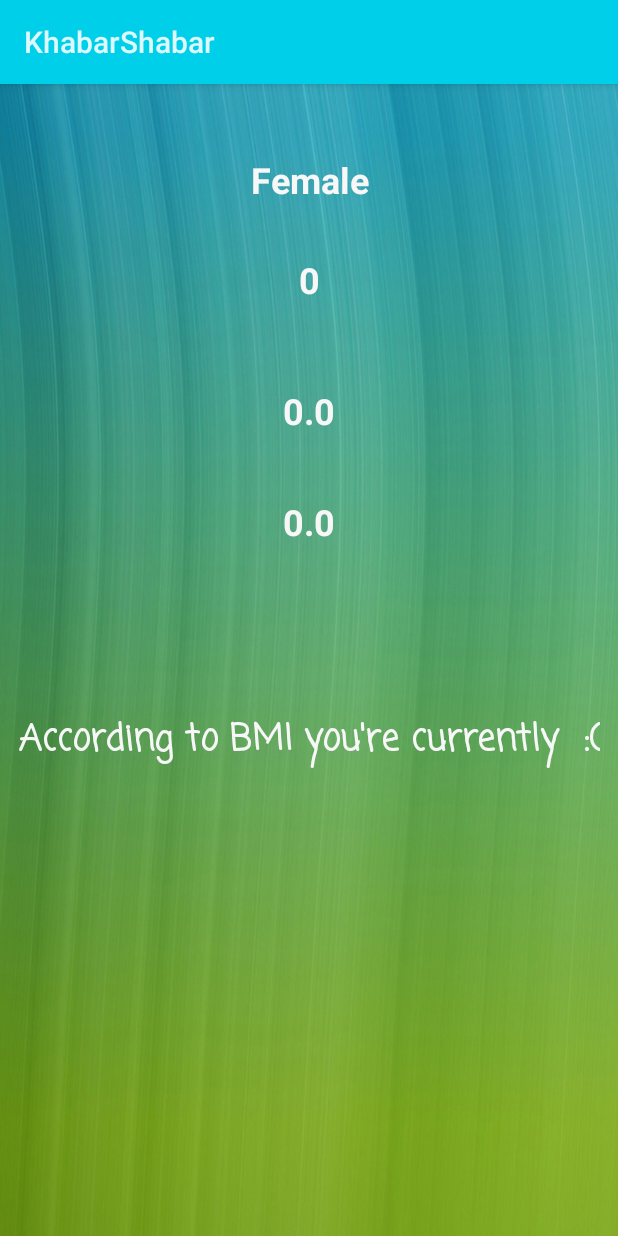
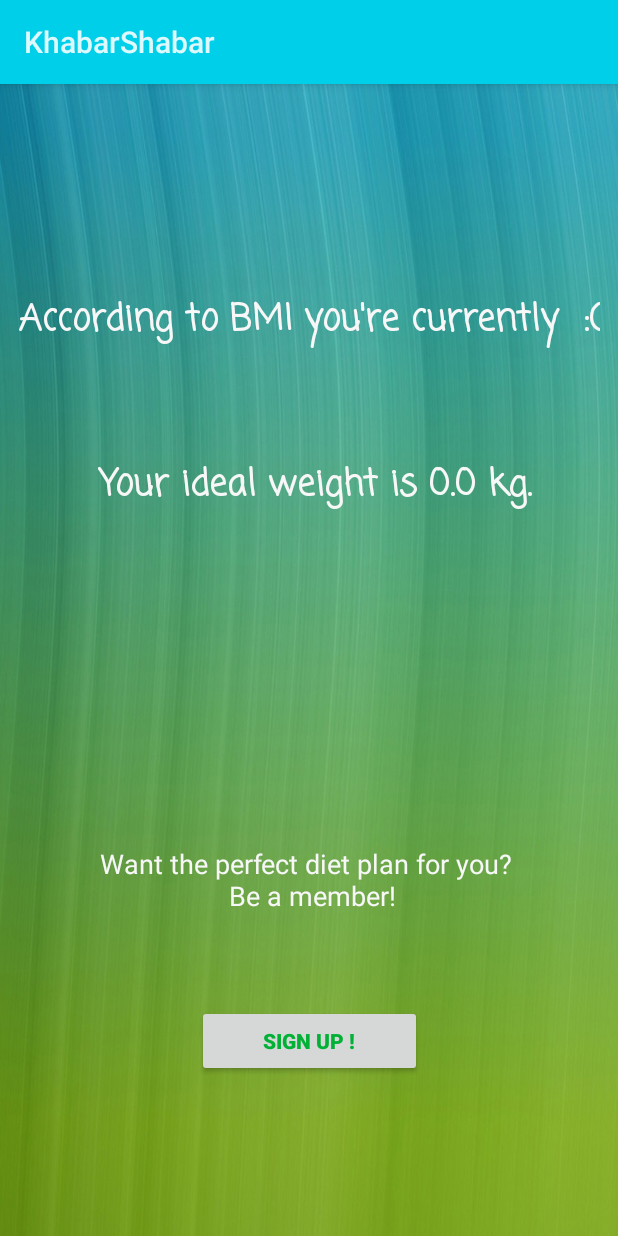
Before and after one commit to SamaSamrin/KhabarShabarAgain, an Android app: the GuestPage screen opened directly, with no data from a screen before it, after a tap on "SEE YOUR IDEAL WEIGHT!", on a phone screen of 412 x 824 dp. Run offline under Robolectric (Android 15) with nearby library versions, the phone set to English and light mode, and no system bars; 4 statements that could not run were skipped; 2 other taps on this screen came first.

Commit message:
completed guest page

```diff
--- a/app/src/main/java/com/example/user/khabarshabar2/ResultPage.java
+++ b/app/src/main/java/com/example/user/khabarshabar2/ResultPage.java
@@ -3,10 +3,14 @@ package com.example.user.khabarshabar2;
 import android.app.Activity;
 import android.os.Bundle;
 import android.content.Intent;
+import android.util.Log;
+import android.view.View;
 import android.widget.TextView;
 
 
 public class ResultPage extends Activity {
+
+    private final String TAG = "** ResultPage **";
 
     private String gender = "default gender";
     private int age = 0;
@@ -25,30 +29,30 @@ public class ResultPage extends Activity {
         Intent i = getIntent();
         gender = i.getStringExtra("gender");
         age = i.getIntExtra("age", 0);
-        height = i.getDoubleExtra("height", 0.0);//
-        weight = i.getDoubleExtra("weight", 0.0);//
+        height = i.getDoubleExtra("height", 0.0);
+        weight = i.getDoubleExtra("weight", 0.0);
+        heightFeet = i.getIntExtra("heightFeet",0);
+        heightInch = i.getIntExtra("heightInch", 0);
 
-        TextView genderView = (TextView) findViewById(R.id.genderView);
+       /* TextView genderView = (TextView) findViewById(R.id.genderView);
         genderView.setText(gender);
         TextView ageView = (TextView) findViewById(R.id.ageView);
         ageView.setText(String.valueOf(age));
-
-        heightFeet = i.getIntExtra("heightFeet",0);
-        heightInch = i.getIntExtra("heightInch", 0);
-
         TextView heightView = (TextView) findViewById(R.id.heightView);
         heightView.setText(String.valueOf(height));
         TextView weightView = (TextView) findViewById(R.id.weightView);
-        weightView.setText(String.valueOf(weight));
+        weightView.setText(String.valueOf(weight));*/
 
         result = mainCalcuation();
         TextView resultView = (TextView) findViewById(R.id.resultView);
         String smiley = "";
-        if(result=="normal")
-            smiley = ":D";
+        if(result.equals("normal"))
+            smiley = "weighed :D";
+        else if (result.equals("moderately thin"))
+            smiley = ":)";
         else
             smiley = ":(";
-        resultView.setText("According to BMI you're currently "+result+" "+smiley);
+        resultView.setText("According to BMI you're currently "+result+" "+smiley+"\n\n\n Your ideal weight is "+String.valueOf(idealWeight)+" kg.");
 
     }
 
@@ -61,11 +65,11 @@ public class ResultPage extends Activity {
 
         if (age >= 18){
             if(BMI < 16.0)
-                tempResult = "severe thinness";
+                tempResult = "severely thin";
             else if (BMI>=16.0 && BMI<18.5)
-                tempResult = "moderate thinness";
+                tempResult = "moderately thin";
             else if (BMI>=18.5 && BMI<25)
-                tempResult = "normal";
+                tempResult = "normal weighed";
             else if (BMI>=25 && BMI<30)
                 tempResult = "overweight";
             else if (BMI>=30 && BMI<35)
@@ -75,7 +79,22 @@ public class ResultPage extends Activity {
             else if (BMI>40)
                 tempResult = "obese class 3";
         }
-
+        //set the ideal weight for future use
+        double startingIdealWeightRange = 25*heightInMeters*heightInMeters;
+        double endingIdealWeightRange = 30*heightInMeters*heightInMeters;
+        double idealWeightNotRounded = (startingIdealWeightRange + endingIdealWeightRange) / 2.0 ;
+        idealWeight = Math.round(idealWeightNotRounded*100.0)/100.0;
+        Log.e(TAG, "ideal weight = "+String.valueOf(idealWeight));
         return tempResult;
     }
+
+    public void goToSignUp(View v){
+        Intent i = new Intent(ResultPage.this, SignUp.class);
+        i.putExtra("gender", gender);
+        i.putExtra("age", age);
+        i.putExtra("height", height);
+        i.putExtra("weight", weight);
+        i.putExtra("idealWeight", idealWeight);
+        startActivity(i);
+    }
 }
--- a/app/src/main/res/layout/activity_guest_page.xml
+++ b/app/src/main/res/layout/activity_guest_page.xml
@@ -164,7 +164,8 @@
         android:ems="10"
         android:inputType="number"
         android:textAlignment="center"
-        android:textColor="@color/mainGreen" />
+        android:textColor="@color/mainGreen"
+        android:textStyle="bold" />
 
     <TextView
         android:id="@+id/inchText"
--- a/app/src/main/res/layout/activity_result_page.xml
+++ b/app/src/main/res/layout/activity_result_page.xml
@@ -8,90 +8,12 @@
     tools:context="com.example.user.khabarshabar2.ResultPage">
 
     <TextView
-        android:id="@+id/genderView"
-        android:layout_width="100dp"
-        android:layout_height="wrap_content"
-        android:layout_marginBottom="8dp"
-        android:layout_marginLeft="8dp"
-        android:layout_marginRight="8dp"
-        android:layout_marginTop="8dp"
-        android:text="Gender"
-        android:textAlignment="center"
-        android:textColor="@color/myWhite"
-        android:textSize="24sp"
-        android:textStyle="bold"
-        app:layout_constraintBottom_toBottomOf="parent"
-        app:layout_constraintLeft_toLeftOf="parent"
-        app:layout_constraintRight_toRightOf="parent"
-        app:layout_constraintTop_toTopOf="parent"
-        app:layout_constraintVertical_bias="0.055" />
-
-    <TextView
-        android:id="@+id/ageView"
-        android:layout_width="wrap_content"
-        android:layout_height="wrap_content"
-        android:layout_marginBottom="8dp"
-        android:layout_marginLeft="8dp"
-        android:layout_marginRight="8dp"
-        android:layout_marginTop="8dp"
-        android:text="Age"
-        android:textAlignment="center"
-        android:textColor="@color/myWhite"
-        android:textSize="24sp"
-        android:textStyle="bold"
-        app:layout_constraintBottom_toBottomOf="parent"
-        app:layout_constraintLeft_toLeftOf="parent"
-        app:layout_constraintRight_toRightOf="parent"
-        app:layout_constraintTop_toBottomOf="@+id/genderView"
-        app:layout_constraintVertical_bias="0.041"
-        app:layout_constraintHorizontal_bias="0.501" />
-
-    <TextView
-        android:id="@+id/heightView"
-        android:layout_width="wrap_content"
-        android:layout_height="wrap_content"
-        android:layout_marginBottom="8dp"
-        android:layout_marginLeft="8dp"
-        android:layout_marginRight="8dp"
-        android:layout_marginTop="8dp"
-        android:text="Height"
-        android:textAlignment="center"
-        android:textColor="@color/myWhite"
-        android:textSize="24sp"
-        android:textStyle="bold"
-        app:layout_constraintBottom_toBottomOf="parent"
-        app:layout_constraintLeft_toLeftOf="parent"
-        app:layout_constraintRight_toRightOf="parent"
-        app:layout_constraintTop_toBottomOf="@+id/ageView"
-        app:layout_constraintVertical_bias="0.082" />
-
-    <TextView
-        android:id="@+id/weightView"
-        android:layout_width="wrap_content"
-        android:layout_height="wrap_content"
-        android:text="Weight"
-        android:textAlignment="center"
-        android:textColor="@color/myWhite"
-        android:textSize="24sp"
-        android:textStyle="bold"
-        android:layout_marginTop="8dp"
-        app:layout_constraintTop_toBottomOf="@+id/heightView"
-        app:layout_constraintBottom_toBottomOf="parent"
-        android:layout_marginBottom="8dp"
-        android:layout_marginLeft="8dp"
-        app:layout_constraintLeft_toLeftOf="parent"
-        android:layout_marginRight="8dp"
-        app:layout_constraintRight_toRightOf="parent"
-        app:layout_constraintVertical_bias="0.069" />
-
-    <TextView
         android:id="@+id/resultView"
         android:layout_width="wrap_content"
         android:layout_height="wrap_content"
-        android:layout_marginBottom="8dp"
+        android:layout_marginBottom="238dp"
         android:layout_marginLeft="8dp"
         android:layout_marginRight="8dp"
-        android:layout_marginTop="8dp"
         android:fontFamily="casual"
         android:text="Result"
         android:textAlignment="center"
@@ -102,6 +24,43 @@
         app:layout_constraintBottom_toBottomOf="parent"
         app:layout_constraintLeft_toLeftOf="parent"
         app:layout_constraintRight_toRightOf="parent"
-        app:layout_constraintTop_toBottomOf="@+id/weightView"
-        app:layout_constraintVertical_bias="0.253" />
+        app:layout_constraintTop_toTopOf="parent"
+        android:layout_marginTop="8dp"
+        app:layout_constraintVertical_bias="0.349" />
+
+    <TextView
+        android:id="@+id/signUpPrompt"
+        android:layout_width="wrap_content"
+        android:layout_height="wrap_content"
+        android:layout_marginBottom="8dp"
+        android:layout_marginLeft="8dp"
+        android:layout_marginRight="8dp"
+        android:layout_marginTop="8dp"
+        android:text="Want the perfect diet plan for you? \n Be a member!"
+        android:textAlignment="center"
+        android:textColor="@color/myWhite"
+        android:textSize="18sp"
+        app:layout_constraintBottom_toBottomOf="parent"
+        app:layout_constraintLeft_toLeftOf="parent"
+        app:layout_constraintRight_toRightOf="parent"
+        app:layout_constraintTop_toBottomOf="@+id/resultView"
+        app:layout_constraintVertical_bias="0.508" />
+
+    <Button
+        android:id="@+id/signUpButton"
+        android:layout_width="150dp"
+        android:layout_height="wrap_content"
+        android:layout_marginBottom="8dp"
+        android:layout_marginLeft="8dp"
+        android:layout_marginRight="8dp"
+        android:layout_marginTop="8dp"
+        android:onClick="goToSignUp"
+        android:text="Sign Up !"
+        android:textColor="@color/mainGreen"
+        android:textStyle="bold"
+        app:layout_constraintBottom_toBottomOf="parent"
+        app:layout_constraintLeft_toLeftOf="parent"
+        app:layout_constraintRight_toRightOf="parent"
+        app:layout_constraintTop_toBottomOf="@+id/signUpPrompt"
+        app:layout_constraintVertical_bias="0.349" />
 </android.support.constraint.ConstraintLayout>
```
